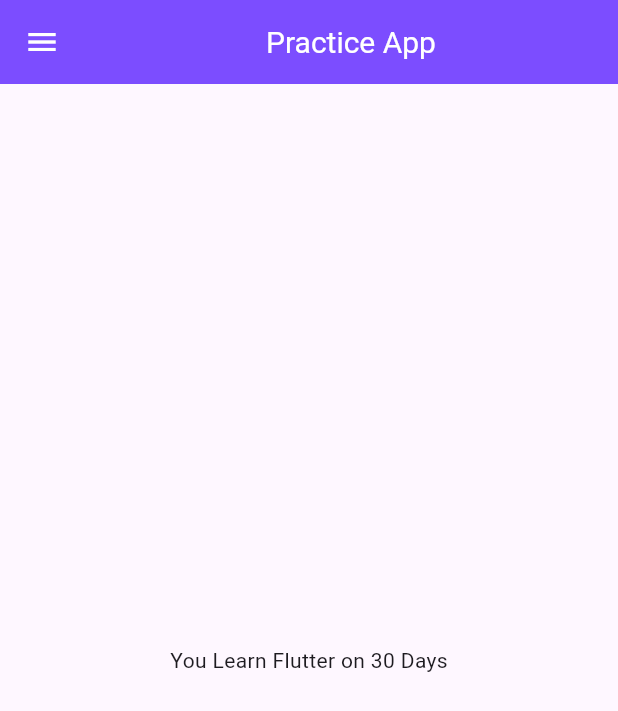
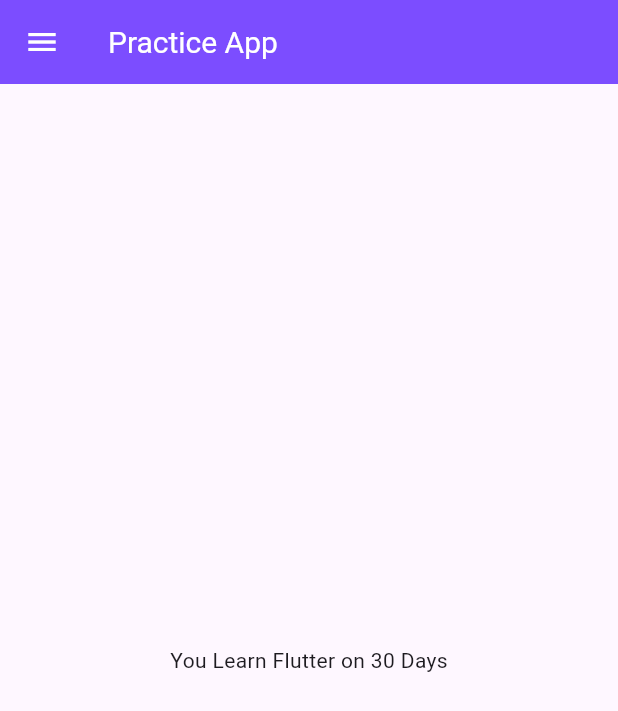
Before and after one commit to inzamam9494/practice_flutter, a Flutter app: the screen it shows after launch, on a phone screen of 412 x 824 dp. Shown: the top 711 px of the screen. Run offline on Flutter 3.47's test engine with Material 3 defaults, Android fonts, the phone set to English and light mode, and no system bars.

```diff
--- a/lib/main.dart
+++ b/lib/main.dart
@@ -10,6 +10,7 @@ void main() {
 
 class MyApp extends StatelessWidget {
   const MyApp({super.key});
+
   @override
   Widget build(BuildContext context) {
     int days = 30;
@@ -24,3 +25,5 @@ class MyApp extends StatelessWidget {
       },
     );
   }
+
+}
--- a/lib/pages/home_page.dart
+++ b/lib/pages/home_page.dart
@@ -8,11 +8,13 @@ class HomePage extends StatelessWidget {
   Widget build(BuildContext context) {
     return Scaffold(
       appBar: AppBar(
-        title: const Center(child: Text("Practice App"),),
+        title: const Text("Practice App"),
       ),
+      drawer: const MyDrawer(),
+
       body: const Center(child: Text("You Learn Flutter on 30 Days"),
       ),
-      drawer: const MyDrawer(),
+      //drawer: const MyDrawer(),
     );
   }
 }
```
Also changed, not shown: lib/models/catalog.dart (added, +19 -0 lines).
